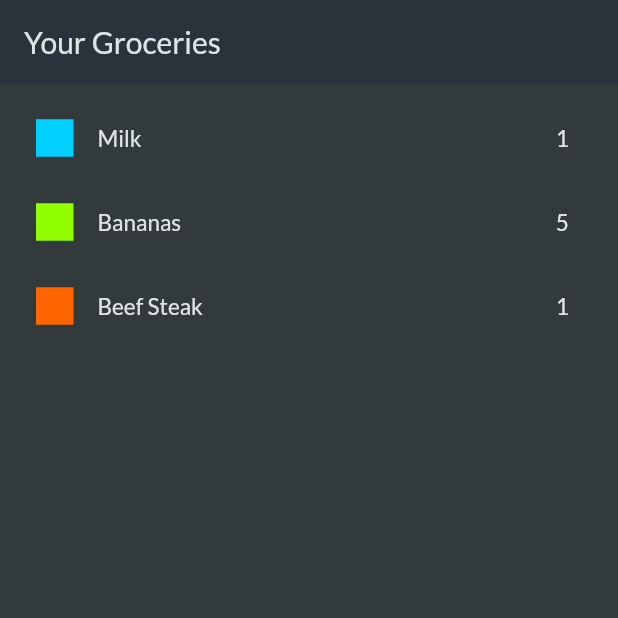
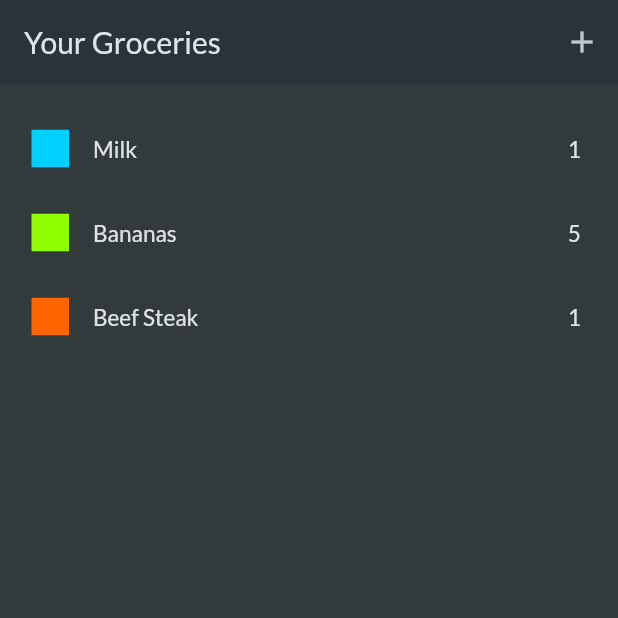
Before and after one commit to Indranilsen2005/Shopping_List_App, a Flutter app: the screen it shows after launch, on a phone screen of 412 x 824 dp, the top half of it. Run offline on Flutter 3.47's test engine with Material 2 defaults, Android fonts, the phone set to English and light mode, and no system bars; our stand-ins replace google_fonts.

```diff
--- a/lib/widgets/grocery_list.dart
+++ b/lib/widgets/grocery_list.dart
@@ -1,18 +1,38 @@
 import 'package:flutter/material.dart';
 import 'package:shopping_list/data/dummy_items.dart';
+import 'package:shopping_list/widgets/new_item.dart';
 
-class GroceryList extends StatelessWidget {
+class GroceryList extends StatefulWidget {
   const GroceryList({super.key});
+
+  @override
+  State<GroceryList> createState() => _GroceryListState();
+}
+
+class _GroceryListState extends State<GroceryList> {
+  void addItem() {
+    Navigator.of(context).push(
+      MaterialPageRoute(builder: (ctx) {
+        return const NewItem();
+      }),
+    );
+  }
 
   @override
   Widget build(BuildContext context) {
     return Scaffold(
       appBar: AppBar(
         title: const Text('Your Groceries'),
+        actions: [
+          IconButton(
+            onPressed: addItem,
+            icon: const Icon(Icons.add),
+          ),
+        ],
       ),
       body: ListView.builder(
         itemCount: groceryItems.length,
-        padding: const EdgeInsets.all(8),
+        padding: const EdgeInsets.only(top: 15, left: 5),
         itemBuilder: (context, index) => ListTile(
           title: Text(
             groceryItems[index].name,
```
Also changed, not shown: lib/widgets/new_item.dart (added, +100 -0 lines).
